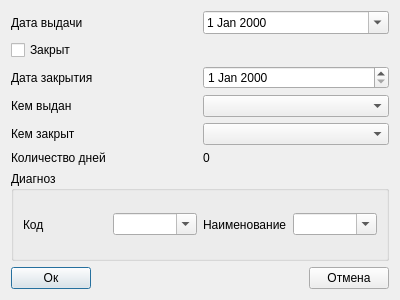
Above: work_info_patient/list_not_work/dialog_list_not_work.ui from PanchukDima/pndbase before the change. Below: the same form after it.
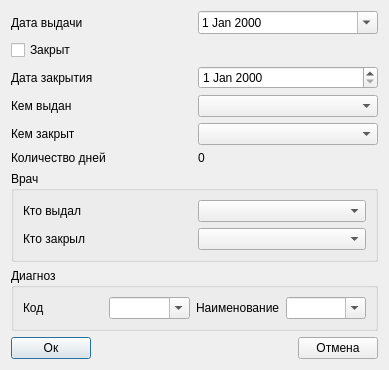
That is the form after the change.

Commit message: fixed not work lists

Diff of the .ui file:
```diff
--- a/work_info_patient/list_not_work/dialog_list_not_work.ui
+++ b/work_info_patient/list_not_work/dialog_list_not_work.ui
@@ -6,8 +6,8 @@
    <rect>
     <x>0</x>
     <y>0</y>
-    <width>400</width>
-    <height>300</height>
+    <width>389</width>
+    <height>367</height>
    </rect>
   </property>
   <property name="windowTitle">
@@ -83,6 +83,35 @@
      </item>
     </layout>
    </item>
+   <item>
+    <widget class="QGroupBox" name="groupBox_2">
+     <property name="title">
+      <string>Врач</string>
+     </property>
+     <layout class="QGridLayout" name="gridLayout_2">
+      <item row="2" column="1">
+       <widget class="QComboBox" name="comboBox_doctor_close"/>
+      </item>
+      <item row="0" column="1">
+       <widget class="QComboBox" name="comboBox_doctor_open"/>
+      </item>
+      <item row="0" column="0">
+       <widget class="QLabel" name="label_doctor_open">
+        <property name="text">
+         <string>Кто выдал</string>
+        </property>
+       </widget>
+      </item>
+      <item row="2" column="0">
+       <widget class="QLabel" name="label_doctor_close">
+        <property name="text">
+         <string>Кто закрыл</string>
+        </property>
+       </widget>
+      </item>
+     </layout>
+    </widget>
+   </item>
    <item>
     <widget class="QGroupBox" name="groupBox">
      <property name="title">
```
Left out of the diff: 68 changed lines with no effect on the pictures. The commit also changes 9 other files.
